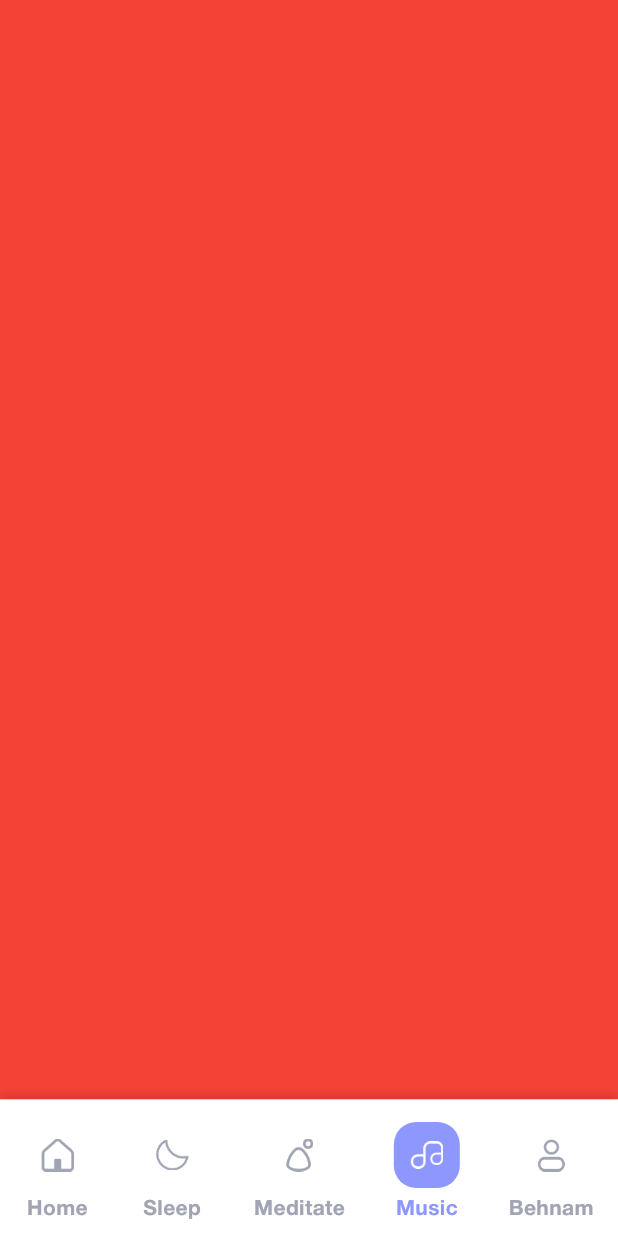
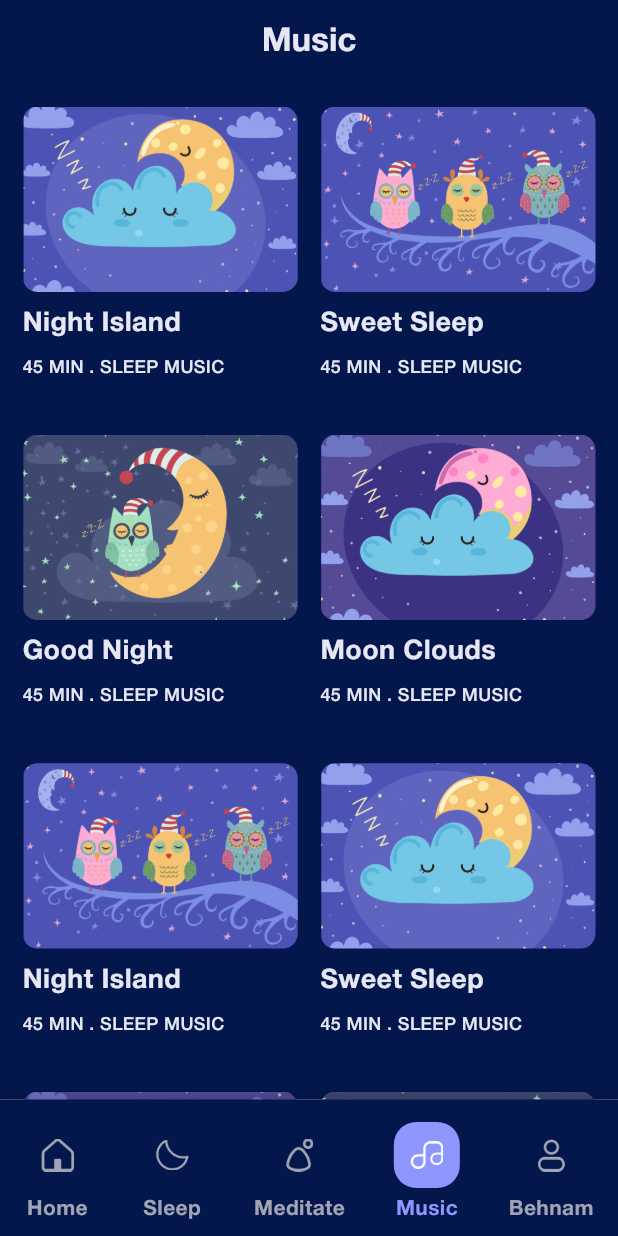
Before and after one commit to soltani-ard/Meditation-UI, a Flutter app: the MainTabViewScreen screen opened directly, item 4 of the bottom bar chosen, on a phone screen of 412 x 824 dp. Run offline on Flutter 3.47's test engine with Material 3 defaults, Android fonts, the phone set to English and light mode, and no system bars; our stand-ins replace flutter_svg.

Commit message:
Music Tab Screen UI Designed

```diff
--- a/lib/screens/main_tab_view/main_tab_view_screen.dart
+++ b/lib/screens/main_tab_view/main_tab_view_screen.dart
@@ -2,6 +2,8 @@ import 'package:flutter/material.dart';
 import 'package:meditation_ui/common/widgets/tab_button.dart';
 import 'package:meditation_ui/screens/home/home_screen.dart';
 import 'package:meditation_ui/screens/meditate/meditate_screen.dart';
+import 'package:meditation_ui/screens/music/music_screen.dart';
+import 'package:meditation_ui/utils/constants/colors.dart';
 import 'package:meditation_ui/utils/constants/image_strings.dart';
 import 'package:meditation_ui/utils/constants/strings.dart';
 
@@ -42,12 +44,10 @@ class _MainTabViewScreenState extends State<MainTabViewScreen>
         children: [
           HomeScreen(),
           Container(
-            color: Colors.greenAccent,
+            color: TColors.sleepColor,
           ),
           const MeditateScreen(),
-          Container(
-            color: Colors.red,
-          ),
+          MusicScreen(),
           Container(
             color: Colors.cyan,
           ),
@@ -55,9 +55,9 @@ class _MainTabViewScreenState extends State<MainTabViewScreen>
       ),
       bottomNavigationBar: Container(
         padding: const EdgeInsets.only(top: 15, bottom: 8),
-        decoration: const BoxDecoration(
-          color: Colors.white,
-          boxShadow: [
+        decoration: BoxDecoration(
+          color: selectedTab == 1 || selectedTab == 3 ? TColors.sleepColor : Colors.white,
+          boxShadow: const [
             BoxShadow(
                 color: Colors.black12, blurRadius: 4, offset: Offset(0, -4))
           ],
--- /dev/null
+++ b/lib/screens/music/music_screen.dart
@@ -0,0 +1,99 @@
+import 'package:flutter/material.dart';
+import 'package:meditation_ui/utils/constants/colors.dart';
+import 'package:meditation_ui/utils/constants/image_strings.dart';
+import 'package:meditation_ui/utils/extensions/extensions.dart';
+
+class MusicScreen extends StatelessWidget {
+  MusicScreen({super.key});
+
+  final List listArr = [
+    {
+      "image": TImages.musicImage1,
+      "title": "Night Island",
+      "subtitle": "45 MIN . SLEEP MUSIC"
+    },
+    {
+      "image": TImages.musicImage2,
+      "title": "Sweet Sleep",
+      "subtitle": "45 MIN . SLEEP MUSIC"
+    },
+    {
+      "image": TImages.musicImage3,
+      "title": "Good Night",
+      "subtitle": "45 MIN . SLEEP MUSIC"
+    },
+    {
+      "image": TImages.musicImage4,
+      "title": "Moon Clouds",
+      "subtitle": "45 MIN . SLEEP MUSIC"
+    },
+    {
+      "image": TImages.musicImage2,
+      "title": "Night Island",
+      "subtitle": "45 MIN . SLEEP MUSIC"
+    },
+    {
+      "image": TImages.musicImage1,
+      "title": "Sweet Sleep",
+      "subtitle": "45 MIN . SLEEP MUSIC"
+    },
+    {
+      "image": TImages.musicImage4,
+      "title": "Good Night",
+      "subtitle": "45 MIN . SLEEP MUSIC"
+    },
+    {
+      "image": TImages.musicImage3,
+      "title": "Moon Clouds",
+      "subtitle": "45 MIN . SLEEP MUSIC"
+    },
+  ];
+
+  @override
+  Widget build(BuildContext context) {
+    return Scaffold(
+      backgroundColor: TColors.sleepColor,
+      appBar: AppBar(
+        leading: Container(),
+        centerTitle: true,
+        title: Text('Music',
+            style: TextStyle(
+                color: TColors.sleepTextColor,
+                fontSize: 22,
+                fontWeight: FontWeight.w700)),
+      ),
+      body: GridView.builder(
+        itemCount: listArr.length,
+        padding: const EdgeInsets.symmetric(horizontal: 15, vertical: 15),
+        gridDelegate: const SliverGridDelegateWithFixedCrossAxisCount(
+          crossAxisCount: 2,
+          crossAxisSpacing: 15,
+          mainAxisSpacing: 15,
+          childAspectRatio: 0.9,
+        ),
+        itemBuilder: (context, index) {
+          var cObj = listArr[index];
+          return Column(
+            crossAxisAlignment: CrossAxisAlignment.start,
+            children: [
+              ClipRRect(
+                borderRadius: BorderRadius.circular(10),
+                child: Image.asset(
+                  cObj['image'],
+                  width: double.maxFinite,
+                  height: context.width * 0.3,
+                  fit: BoxFit.cover,
+                ),
+              ),
+              const SizedBox(height: 8,),
+              Text(cObj['title'], maxLines: 1, style: TextStyle(color: TColors.sleepTextColor, fontWeight: FontWeight.w700, fontSize: 18),),
+              const SizedBox(height: 8,),
+              Text(cObj['subtitle'], maxLines: 1, style: TextStyle(color: TColors.sleepTextColor, fontSize: 12),),
+
+            ],
+          );
+        },
+      ),
+    );
+  }
+}
--- a/lib/utils/constants/colors.dart
+++ b/lib/utils/constants/colors.dart
@@ -14,4 +14,8 @@ class TColors {
   static Color get secondaryText => const Color(0xffa1a4b2);
 
   static Color get txtBG => const Color(0xfff2f3f7);
+
+  static Color get sleepColor => const Color(0xff03174c);
+
+  static Color get sleepTextColor => const Color(0xffe6e7f2);
 }
--- a/lib/utils/constants/image_strings.dart
+++ b/lib/utils/constants/image_strings.dart
@@ -69,4 +69,10 @@ class TImages {
       "assets/images/meditate/play_black.png";
   static const String meditationSleepBtn =
       "assets/images/meditate/sleep_btn.png";
+
+  // -------------------- Music -------------------------
+  static const String musicImage1 = "assets/images/music/mu1.png";
+  static const String musicImage2 = "assets/images/music/mu2.png";
+  static const String musicImage3 = "assets/images/music/mu3.png";
+  static const String musicImage4 = "assets/images/music/mu4.png";
 }
--- a/pubspec.yaml
+++ b/pubspec.yaml
@@ -73,6 +73,7 @@ flutter:
     - assets/images/main_tab_view/
     - assets/images/course_detail/
     - assets/images/meditate/
+    - assets/images/music/
 
   # An image asset can refer to one or more resolution-specific "variants", see
   # https://flutter.dev/assets-and-images/#resolution-aware
```
Also changed, not shown: assets/images/music/mu1.png (added), assets/images/music/mu2.png (added), assets/images/music/mu3.png (added), assets/images/music/mu4.png (added).
